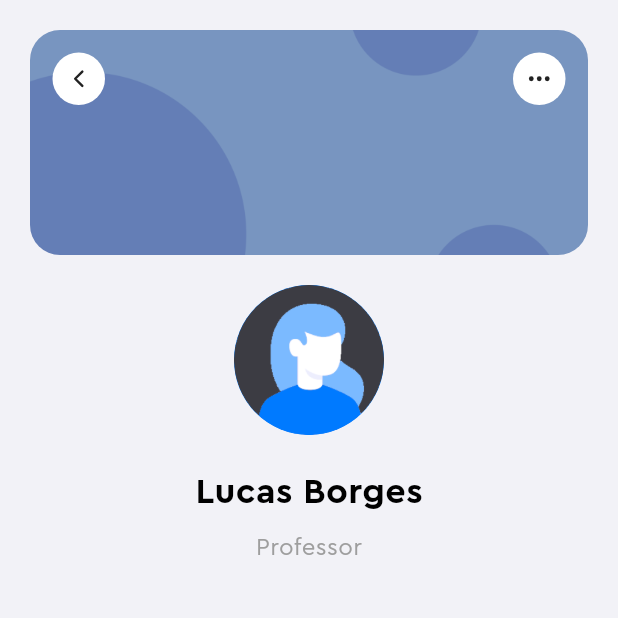
After one commit to dev-lucasborges/cloudbookapp, a Flutter app: the ProfilePage screen opened by its route, on a phone screen of 412 x 824 dp, the top half of it. The commit adds this screen. Run offline on Flutter 3.47's test engine with Material 3 defaults, Android fonts, the phone set to English and light mode, and no system bars; our stand-ins replace cloud_firestore, firebase_auth, firebase_core, ionicons, shared_preferences; accounts and stored records are empty.

Commit message:
reg progresso

```diff
--- a/lib/main.dart
+++ b/lib/main.dart
@@ -1,5 +1,6 @@
 import 'package:cloudbook/auth/auth.dart';
 import 'package:cloudbook/firebase_options.dart';
+import 'package:cloudbook/screens/profile_page.dart';
 import 'package:firebase_core/firebase_core.dart';
 import 'package:flutter/material.dart';
 import 'package:shared_preferences/shared_preferences.dart';
@@ -47,6 +48,11 @@ class _MyAppState extends State<MyApp> {
               child: const CompleteProfileScreen(),
               settings: settings,
             );
+          case '/profile':
+            return CustomPageRoute(
+              child: ProfilePage(),
+              settings: settings,
+            );
           default:
             return null;
         }
--- /dev/null
+++ b/lib/screens/profile_page.dart
@@ -0,0 +1,99 @@
+import 'package:flutter/material.dart';
+import 'package:ionicons/ionicons.dart';
+
+class ProfilePage extends StatelessWidget {
+  @override
+  Widget build(BuildContext context) {
+    return Scaffold(
+      backgroundColor: Theme.of(context).colorScheme.surface,
+      body: SafeArea(
+        child: Padding(
+          padding: const EdgeInsets.all(20),
+          child: Column(
+            children: [
+              Container(
+                height: 150,
+                decoration: BoxDecoration(
+                  shape: BoxShape.rectangle,
+                  borderRadius: BorderRadius.circular(20),
+                  image: const DecorationImage(
+                    image: AssetImage('assets/profile-background.png'),
+                    fit: BoxFit.cover,
+                  ),
+                ),
+                child: Padding(
+                  padding: const EdgeInsets.all(15.0),
+                  child: Column(
+                    children: [
+                      Row(
+                        mainAxisAlignment: MainAxisAlignment.spaceBetween,
+                        children: [
+                          // Botão de voltar
+                          Container(
+                            width: 35,
+                            height: 35,
+                            decoration: BoxDecoration(
+                              color: Theme.of(context).colorScheme.secondary,
+                              shape: BoxShape.circle,
+                            ),
+                            child: IconButton(
+                              icon: const Icon(Ionicons.chevron_back),
+                              color: Theme.of(context).iconTheme.color,
+                              iconSize: 17,
+                              onPressed: () {
+                                Navigator.pop(context);
+                              },
+                            ),
+                          ),
+                          // Botão de menu
+                          Container(
+                            width: 35,
+                            height: 35,
+                            decoration: BoxDecoration(
+                              color: Theme.of(context).colorScheme.secondary,
+                              shape: BoxShape.circle,
+                            ),
+                            child: IconButton(
+                              icon: const Icon(Ionicons.ellipsis_horizontal),
+                              color: Theme.of(context).iconTheme.color,
+                              iconSize: 17,
+                              onPressed: () {
+                                // Implement your second button logic here
+                              },
+                            ),
+                          ),
+                        ],
+                      ),
+                    ],
+                  ),
+                ),
+              ),
+              const SizedBox(height: 20),
+              const CircleAvatar(
+                radius: 50,
+                backgroundImage: AssetImage('assets/profile-dark.png'),
+              ),
+              const SizedBox(height: 20),
+              const Text(
+                'Lucas Borges',
+                style: TextStyle(
+                  fontSize: 24,
+                  fontWeight: FontWeight.bold,
+                ),
+              ),
+              const SizedBox(height: 10),
+              const Text(
+                'Professor',
+                style: TextStyle(
+                  fontSize: 16,
+                  color: Colors.grey,
+                ),
+              ),
+              const SizedBox(height: 20),
+            ],
+          ),
+        ),
+      ),
+    );
+  }
+}
--- a/pubspec.yaml
+++ b/pubspec.yaml
@@ -38,6 +38,7 @@ dependencies:
   firebase_core: ^3.1.0
   firebase_auth: ^5.1.0
   cloud_firestore: ^5.2.1
+  iconoir_flutter: ^7.8.0
 
 dev_dependencies:
   flutter_test:
@@ -61,6 +62,7 @@ flutter:
     - assets/menino.jpg
     - assets/profile-light.png
     - assets/profile-dark.png
+    - assets/profile-background.png
   #   - images/a_dot_burr.jpeg
   #   - images/a_dot_ham.jpeg
 
```
Also changed, not shown: lib/screens/home.dart (+127 -24 lines), assets/profile-background.png (added), assets/profile-dark-back.png (added), assets/profile-dark.png, 1 other file.
